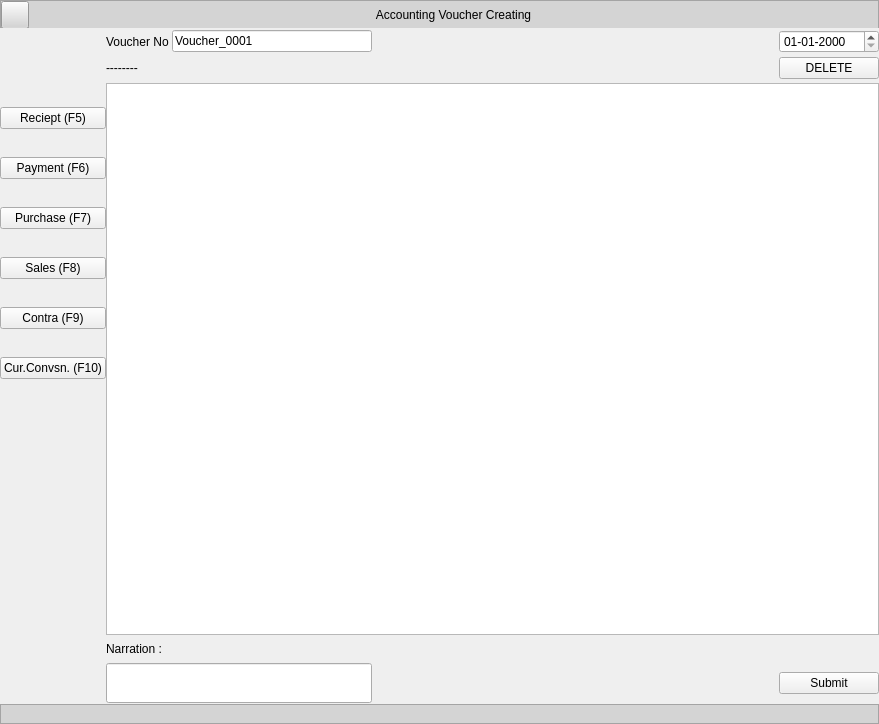
Qt form Resources/Ui/CreateVoucher.ui (Darshitjivani/MBAS) before a commit.
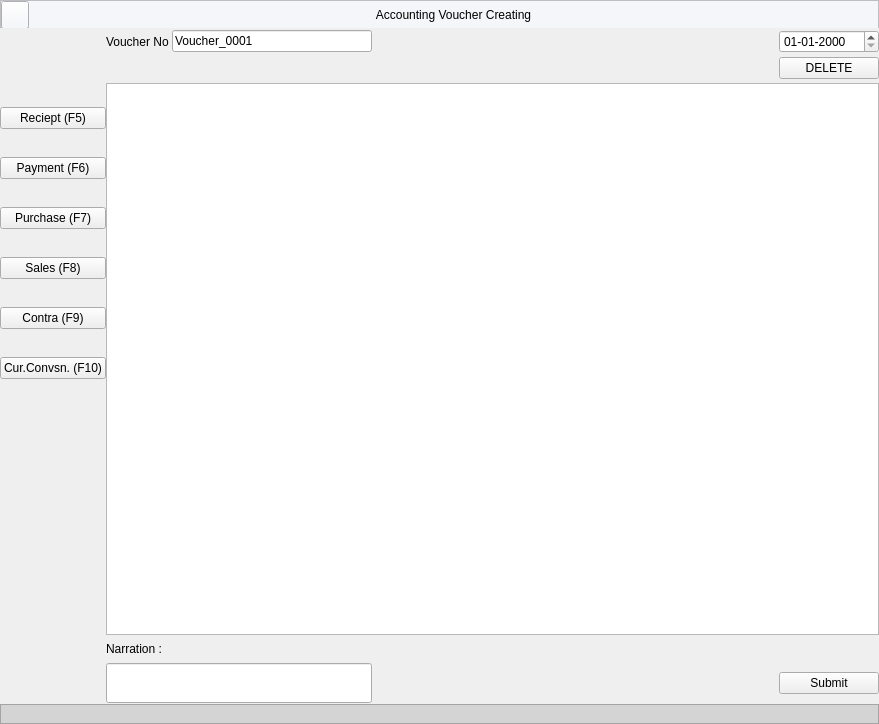
The same form after that commit. Icons and pictures are not drawn.

What changed in the file:
```diff
--- a/Resources/Ui/CreateVoucher.ui
+++ b/Resources/Ui/CreateVoucher.ui
@@ -42,7 +42,7 @@
        </size>
       </property>
       <property name="styleSheet">
-       <string notr="true">background-color: rgb(212, 212, 212);
+       <string notr="true">background-color:#f5f6fa;
 font: 63 11pt &quot;Segoe UI Semibold&quot;;
 color:#000000</string>
       </property>
@@ -533,7 +533,7 @@
           </size>
          </property>
          <property name="text">
-          <string>--------</string>
+          <string/>
          </property>
         </widget>
        </item>
```
Left out of the diff: 3 changed lines with no effect on the pictures.
